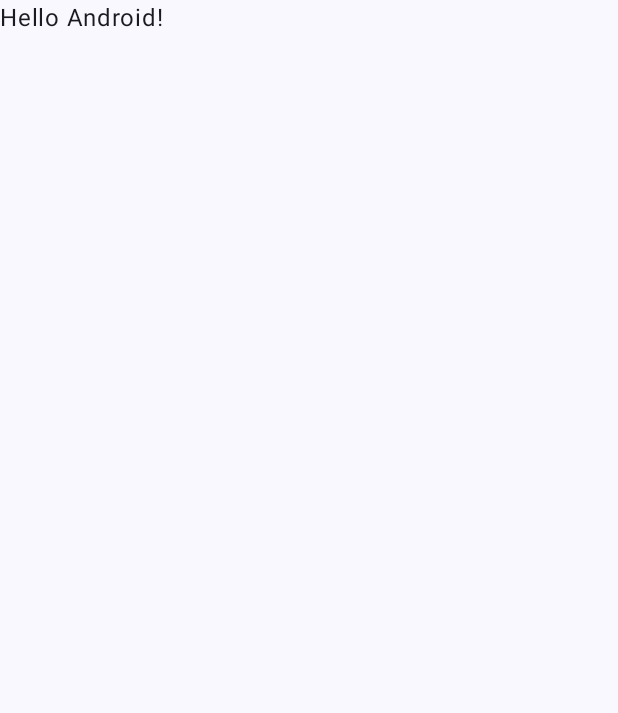
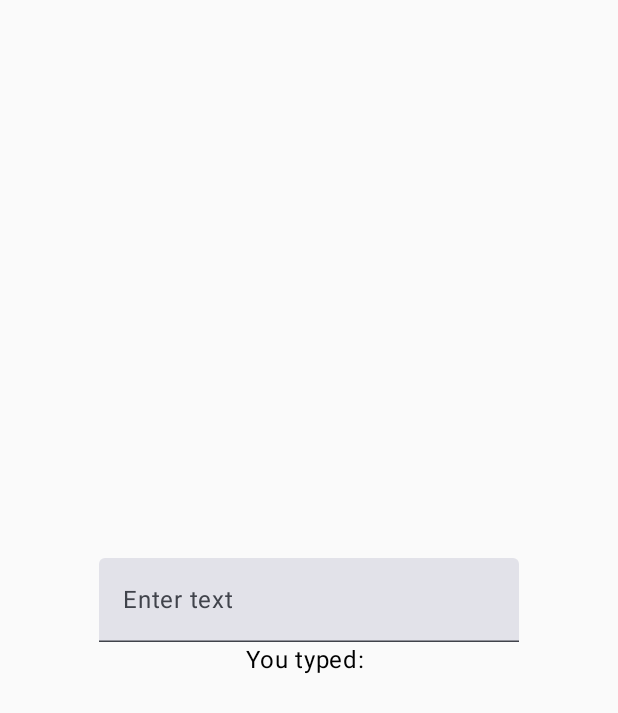
Before and after one commit to limonreza00/ViewModelWithTextFeild, an Android app built with Jetpack Compose: the screen it shows after launch (MainActivity), on a phone screen of 412 x 824 dp. Before the commit the part shown is almost empty. Shown: the top 713 px of the screen. Run offline under Robolectric (Android 15) with nearby library versions, the phone set to English and light mode, and no system bars.

Commit message:
Create necessary .idea files and add a TextField to the app
- Creates `appInsightsSettings.xml`, `kotlinc.xml`, and `vcs.xml` under the `.idea` directory.
- Updates `misc.xml` to set the default project JDK.
- In `MainActivity.kt`, replaces the `Greeting` composable with a `SimpleTextField` composable, adding a `TextField` and `Text` composable in a `Column` layout.

```diff
--- a/app/src/main/java/com/example/viewmodelwithtextfeild/MainActivity.kt
+++ b/app/src/main/java/com/example/viewmodelwithtextfeild/MainActivity.kt
@@ -4,13 +4,18 @@ import android.os.Bundle
 import androidx.activity.ComponentActivity
 import androidx.activity.compose.setContent
 import androidx.activity.enableEdgeToEdge
+import androidx.compose.foundation.layout.Arrangement
+import androidx.compose.foundation.layout.Column
 import androidx.compose.foundation.layout.fillMaxSize
-import androidx.compose.foundation.layout.padding
-import androidx.compose.material3.Scaffold
 import androidx.compose.material3.Text
+import androidx.compose.material3.TextField
 import androidx.compose.runtime.Composable
+import androidx.compose.runtime.getValue
+import androidx.compose.runtime.mutableStateOf
+import androidx.compose.runtime.remember
+import androidx.compose.runtime.setValue
+import androidx.compose.ui.Alignment
 import androidx.compose.ui.Modifier
-import androidx.compose.ui.tooling.preview.Preview
 import com.example.viewmodelwithtextfeild.ui.theme.ViewModelWithTextFeildTheme
 
 class MainActivity : ComponentActivity() {
@@ -19,29 +24,27 @@ class MainActivity : ComponentActivity() {
         enableEdgeToEdge()
         setContent {
             ViewModelWithTextFeildTheme {
-                Scaffold(modifier = Modifier.fillMaxSize()) { innerPadding ->
-                    Greeting(
-                        name = "Android",
-                        modifier = Modifier.padding(innerPadding)
-                    )
-                }
+
+                SimpleTextField()
             }
         }
     }
 }
 
 @Composable
-fun Greeting(name: String, modifier: Modifier = Modifier) {
-    Text(
-        text = "Hello $name!",
-        modifier = modifier
-    )
-}
+fun SimpleTextField() {
+    var text by remember { mutableStateOf("") }
 
-@Preview(showBackground = true)
-@Composable
-fun GreetingPreview() {
-    ViewModelWithTextFeildTheme {
-        Greeting("Android")
+    Column(
+        modifier = Modifier.fillMaxSize(),
+        horizontalAlignment = Alignment.CenterHorizontally,
+        verticalArrangement = Arrangement.Center
+    ) {
+        TextField(
+            value = text,
+            onValueChange = { text = it },
+            label = { Text("Enter text") }
+        )
+        Text(text = "You typed: $text")
     }
 }
```
